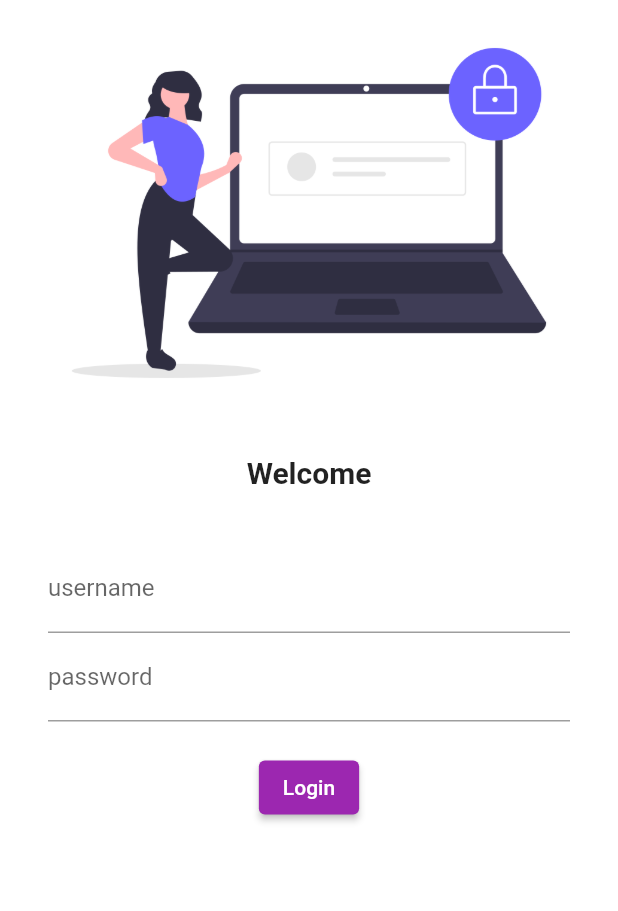
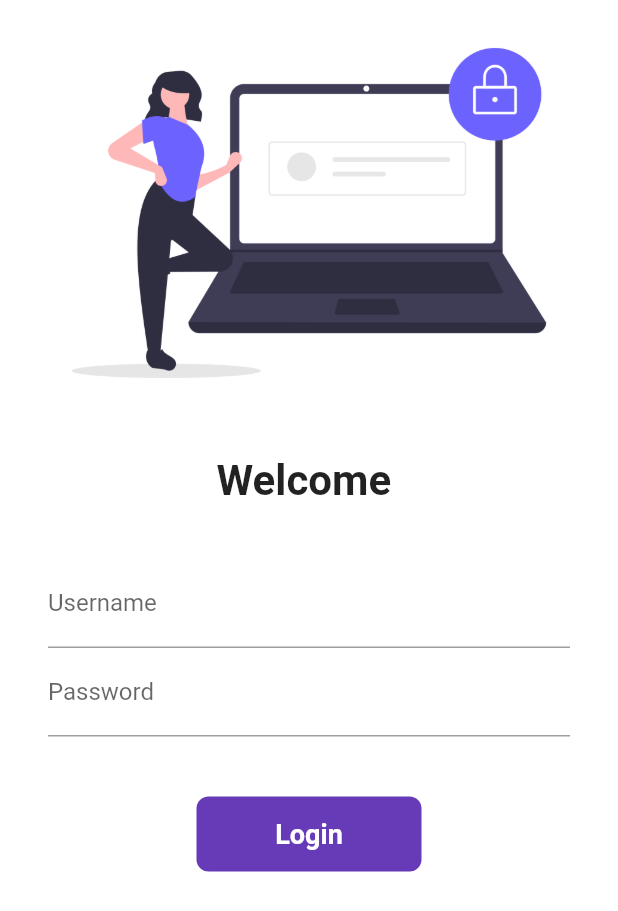
Before and after one commit to Aryandadhich/Application, a Flutter app: the screen it shows after launch, on a phone screen of 412 x 824 dp. Shown: the top 911 px of the screen. Run offline on Flutter 3.47's test engine with Material 2 defaults, Android fonts, the phone set to English and light mode, and no system bars.

Commit message:
day 6 completed

```diff
--- a/lib/main.dart
+++ b/lib/main.dart
@@ -1,6 +1,7 @@
 import 'package:flutter/material.dart';
 import 'package:flutter_application_1/pages/home_page.dart';
 import 'package:flutter_application_1/pages/login_page.dart';
+import 'package:flutter_application_1/utils/routes.dart';
 
 void main() {
   runApp(myapp());
@@ -19,9 +20,9 @@ class myapp extends StatelessWidget {
       ),
       initialRoute: "/",
       routes: {
-        "/": (context) => loginpage(),
-        "/home": (context) => HomePage(),
-        "/login": (context) => loginpage(),
+        "/": (context) => LoginPage(),
+        MyRoutes.homeRoute: (context) => HomePage(),
+        MyRoutes.loginRoute: (context) => LoginPage(),
       },
     );
   }
--- a/lib/pages/home_page.dart
+++ b/lib/pages/home_page.dart
@@ -1,16 +1,17 @@
 import 'package:flutter/material.dart';
 
 class HomePage extends StatelessWidget {
-  var a = 30;
+  final int days = 30;
+  final String name = "Codepur";
   @override
   Widget build(BuildContext context) {
     return Scaffold(
       appBar: AppBar(
-        title: Text("catalog app"),
+        title: Text("Catalog App"),
       ),
       body: Center(
         child: Container(
-          child: Text("welcome to my first application $a"),
+          child: Text("Welcome to $days days of flutter by $name"),
         ),
       ),
       drawer: Drawer(),
--- a/lib/pages/login_page.dart
+++ b/lib/pages/login_page.dart
@@ -1,62 +1,110 @@
-// ignore_for_file: prefer_const_constructors
+import 'package:flutter/material.dart';
+import 'package:flutter_application_1/utils/routes.dart';
 
-import 'dart:io';
+class LoginPage extends StatefulWidget {
+  @override
+  _LoginPageState createState() => _LoginPageState();
+}
 
-import "package:flutter/material.dart";
+class _LoginPageState extends State<LoginPage> {
+  String name = "";
+  bool changeButton = false;
 
-class loginpage extends StatelessWidget {
   @override
   Widget build(BuildContext context) {
     return Material(
         color: Colors.white,
+        child: SingleChildScrollView(
           child: Column(
             children: [
               Image.asset(
                 "assets/images/login_image.png",
                 fit: BoxFit.cover,
               ),
-            const SizedBox(
+              SizedBox(
                 height: 20.0,
               ),
-            // ignore: prefer_const_constructors
               Text(
-              "Welcome",
-              style: TextStyle(fontSize: 20, fontWeight: FontWeight.bold),
+                "Welcome $name",
+                style: TextStyle(
+                  fontSize: 28,
+                  fontWeight: FontWeight.bold,
+                ),
               ),
               SizedBox(
                 height: 20.0,
               ),
               Padding(
-              padding:
-                  const EdgeInsets.symmetric(vertical: 16.0, horizontal: 32),
+                padding: const EdgeInsets.symmetric(
+                    vertical: 16.0, horizontal: 32.0),
                 child: Column(
                   children: [
                     TextFormField(
-                    decoration: const InputDecoration(
+                      decoration: InputDecoration(
                         hintText: "Enter username",
-                      labelText: "username",
+                        labelText: "Username",
                       ),
+                      onChanged: (value) {
+                        name = value;
+                        setState(() {});
+                      },
                     ),
                     TextFormField(
                       obscureText: true,
-                    decoration: const InputDecoration(
+                      decoration: InputDecoration(
                         hintText: "Enter password",
-                      labelText: "password",
+                        labelText: "Password",
                       ),
                     ),
                     SizedBox(
-                    height: 20.0,
+                      height: 40.0,
                     ),
-                  ElevatedButton(
-                    child: Text("Login"),
-                    onPressed: () {
-                      print("hi codepur");
+
+                    InkWell(
+                      onTap: () async {
+                        setState(() {
+                          changeButton = true;
+                        });
+                        await Future.delayed(Duration(seconds: 1));
+                        Navigator.pushNamed(context, MyRoutes.homeRoute);
                       },
+                      child: AnimatedContainer(
+                        duration: Duration(seconds: 1),
+                        width: changeButton ? 50 : 150,
+                        height: 50,
+                        alignment: Alignment.center,
+                        child: changeButton
+                            ? Icon(
+                                Icons.done,
+                                color: Colors.white,
                               )
+                            : Text(
+                                "Login",
+                                style: TextStyle(
+                                    color: Colors.white,
+                                    fontWeight: FontWeight.bold,
+                                    fontSize: 18),
+                              ),
+                        decoration: BoxDecoration(
+                          color: Colors.deepPurple,
+                          borderRadius:
+                              BorderRadius.circular(changeButton ? 50 : 8),
+                        ),
+                      ),
+                    ),
+
+                    // ElevatedButton(
+                    //   child: Text("Login"),
+                    //   style: TextButton.styleFrom(minimumSize: Size(150, 40)),
+                    //   onPressed: () {
+                    //     Navigator.pushNamed(context, MyRoutes.homeRoute);
+                    //   },
+                    // )
                   ],
                 ),
               )
             ],
+          ),
         ));
   }
 }
--- /dev/null
+++ b/lib/utils/routes.dart
@@ -0,0 +1,4 @@
+class MyRoutes {
+  static String loginRoute = "/login";
+  static String homeRoute = "/home";
+}
--- a/pubspec.yaml
+++ b/pubspec.yaml
@@ -33,6 +33,8 @@ dependencies:
   # The following adds the Cupertino Icons font to your application.
   # Use with the CupertinoIcons class for iOS style icons.
   cupertino_icons: ^1.0.2
+  google_fonts: ^2.3.0
+  velocity_x: ^3.4.0
 
 dev_dependencies:
   flutter_test:
```
Also changed, not shown: pubspec.lock. Lines whose indentation alone changed are shown as unchanged.
